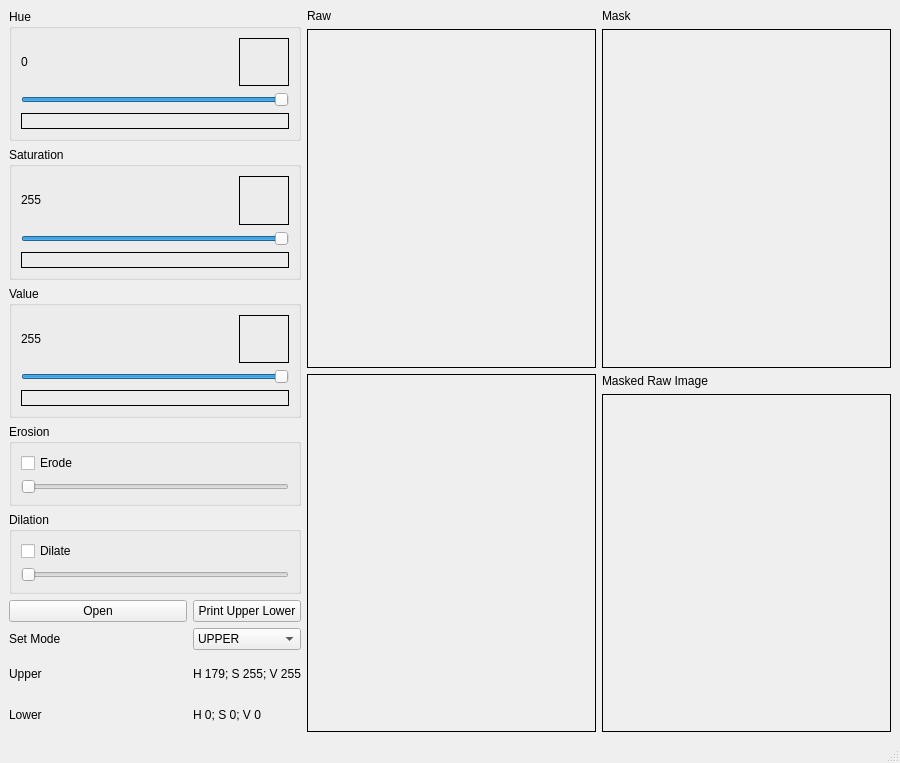
The window that assets/main_window.ui (hariangr/HsvRangeTool) describes before a commit, drawn with Qt 5.
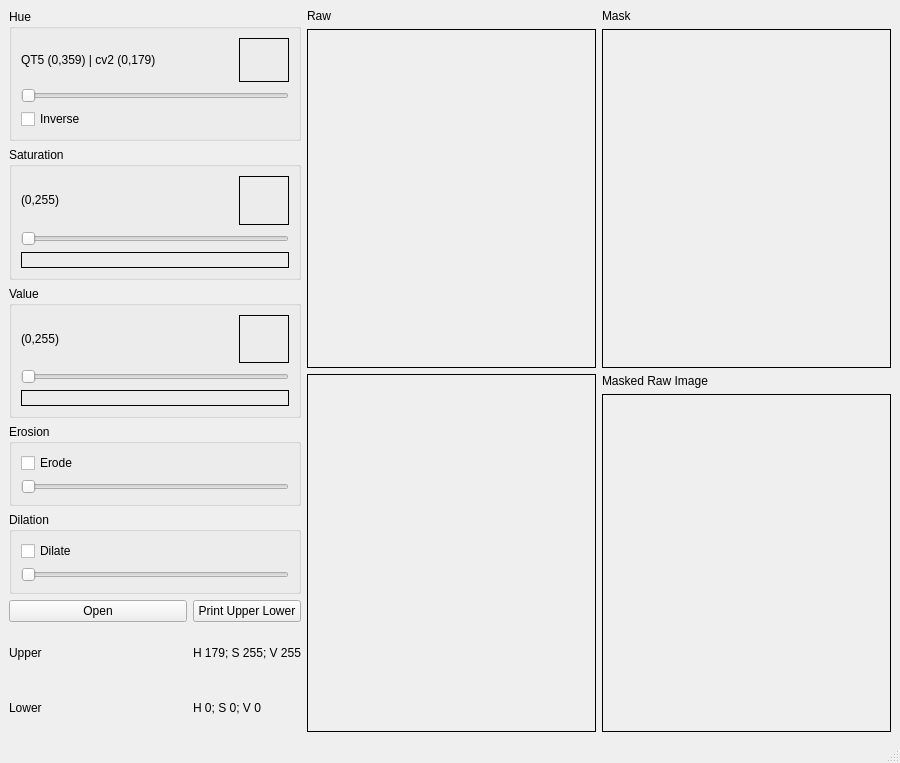
The same window after the commit. Custom widgets are drawn as their Qt base class.

Commit message: Use range_slider to replace qslider. Add H inverse (from upper h to lower h). Scale processed image, keep the aspect ratio, and fit into labels. The images will change size while resizing the window, too.

What changed in the file:
```diff
--- a/assets/main_window.ui
+++ b/assets/main_window.ui
@@ -46,7 +46,7 @@
               </sizepolicy>
              </property>
              <property name="text">
-              <string>0</string>
+              <string>QT5 (0,359) | cv2 (0,179)</string>
              </property>
             </widget>
            </item>
@@ -79,27 +79,15 @@
            <property name="maximum">
             <number>359</number>
            </property>
-           <property name="value">
-            <number>359</number>
-           </property>
            <property name="orientation">
             <enum>Qt::Horizontal</enum>
            </property>
           </widget>
          </item>
          <item>
-          <widget class="QLabel" name="label_5">
-           <property name="sizePolicy">
-            <sizepolicy hsizetype="Preferred" vsizetype="Fixed">
-             <horstretch>0</horstretch>
-             <verstretch>0</verstretch>
-            </sizepolicy>
-           </property>
-           <property name="frameShape">
-            <enum>QFrame::Box</enum>
-           </property>
+          <widget class="QCheckBox" name="cboxHInverse">
            <property name="text">
-            <string/>
+            <string>Inverse</string>
            </property>
           </widget>
          </item>
@@ -126,7 +114,7 @@
               </sizepolicy>
              </property>
              <property name="text">
-              <string>255</string>
+              <string>(0,255)</string>
              </property>
             </widget>
            </item>
@@ -165,9 +153,6 @@
            <property name="maximum">
             <number>255</number>
            </property>
-           <property name="value">
-            <number>255</number>
-           </property>
            <property name="orientation">
             <enum>Qt::Horizontal</enum>
            </property>
@@ -212,7 +197,7 @@
               </sizepolicy>
              </property>
              <property name="text">
-              <string>255</string>
+              <string>(0,255)</string>
              </property>
             </widget>
            </item>
@@ -245,9 +230,6 @@
            <property name="maximum">
             <number>255</number>
            </property>
-           <property name="value">
-            <number>255</number>
-           </property>
            <property name="orientation">
             <enum>Qt::Horizontal</enum>
            </property>
@@ -350,27 +332,20 @@
         <property name="topMargin">
          <number>0</number>
         </property>
-        <item row="4" column="1">
-         <widget class="QLabel" name="lblLower">
-          <property name="text">
-           <string>H 0; S 0; V 0</string>
-          </property>
-         </widget>
-        </item>
-        <item row="1" column="0">
-         <widget class="QPushButton" name="btnOpen">
-          <property name="text">
-           <string>Open</string>
-          </property>
-         </widget>
-        </item>
-        <item row="4" column="0">
+        <item row="3" column="0">
          <widget class="QLabel" name="label_9">
           <property name="text">
            <string>Lower</string>
           </property>
          </widget>
         </item>
+        <item row="2" column="1">
+         <widget class="QLabel" name="lblUpper">
+          <property name="text">
+           <string>H 179; S 255; V 255</string>
+          </property>
+         </widget>
+        </item>
         <item row="1" column="1">
          <widget class="QPushButton" name="btnCopy">
           <property name="text">
@@ -378,38 +353,24 @@
           </property>
          </widget>
         </item>
-        <item row="2" column="1">
-         <widget class="QComboBox" name="cboxSetMode">
-          <item>
-           <property name="text">
-            <string>UPPER</string>
-           </property>
-          </item>
-          <item>
-           <property name="text">
-            <string>LOWER</string>
-           </property>
-          </item>
+        <item row="3" column="1">
+         <widget class="QLabel" name="lblLower">
+          <property name="text">
+           <string>H 0; S 0; V 0</string>
+          </property>
          </widget>
         </item>
         <item row="2" column="0">
-         <widget class="QLabel" name="label_11">
-          <property name="text">
-           <string>Set Mode</string>
-          </property>
-         </widget>
-        </item>
-        <item row="3" column="0">
          <widget class="QLabel" name="label_10">
           <property name="text">
            <string>Upper</string>
           </property>
          </widget>
         </item>
-        <item row="3" column="1">
-         <widget class="QLabel" name="lblUpper">
+        <item row="1" column="0">
+         <widget class="QPushButton" name="btnOpen">
           <property name="text">
-           <string>H 179; S 255; V 255</string>
+           <string>Open</string>
           </property>
          </widget>
         </item>
@@ -554,6 +515,13 @@
   </widget>
   <widget class="QStatusBar" name="statusbar"/>
  </widget>
+ <customwidgets>
+  <customwidget>
+   <class>RangeSlider</class>
+   <extends>QSlider</extends>
+   <header>range_slider</header>
+  </customwidget>
+ </customwidgets>
  <resources/>
  <connections/>
 </ui>
```
Left out of the diff: 26 changed lines with no effect on the pictures. The commit also changes 2 other files.
